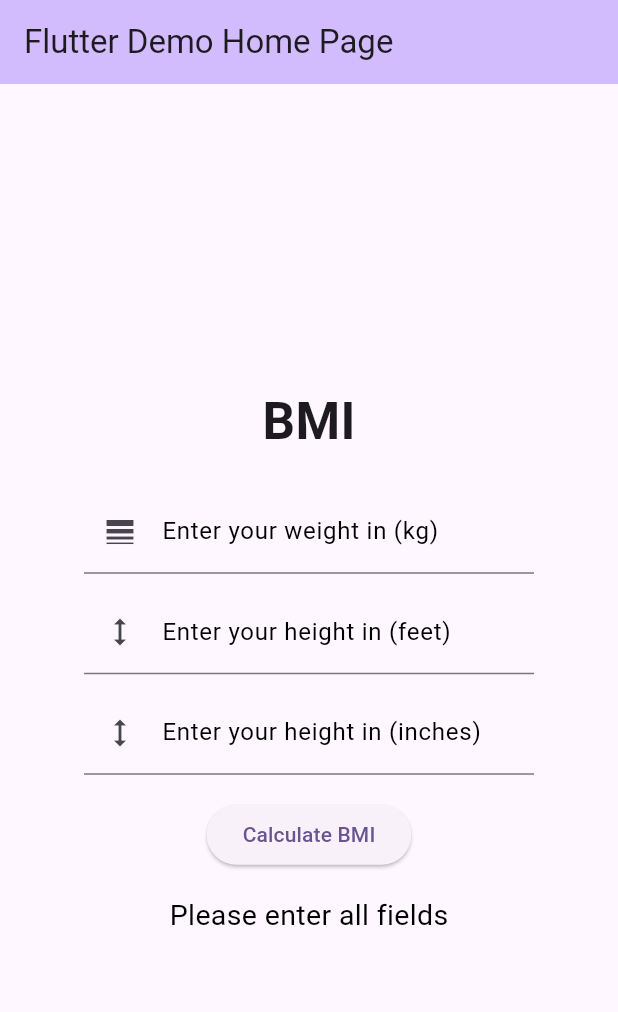
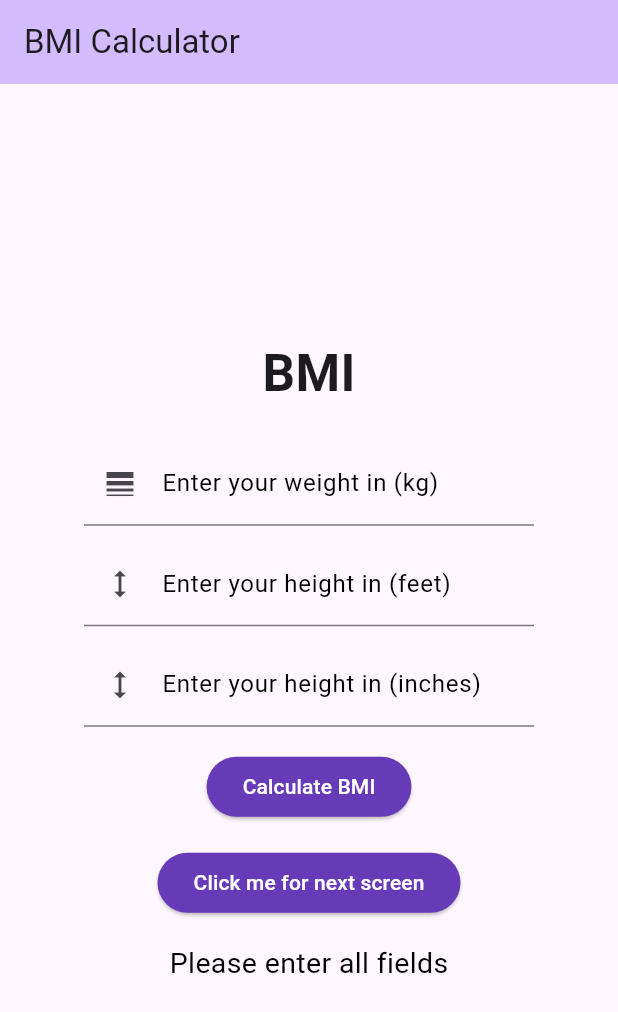
Before and after one commit to apurva-1899/bmi_flutter_project, a Flutter app: the screen it shows after launch, after a tap on "Calculate BMI", on a phone screen of 412 x 824 dp. Shown: the top 1012 px of the screen. Run offline on Flutter 3.47's test engine with Material 3 defaults, Android fonts, the phone set to English and light mode, and no system bars.

Commit message:
Added Splash Screen with Third Screen

```diff
--- a/lib/main.dart
+++ b/lib/main.dart
@@ -1,3 +1,5 @@
+import 'package:bmi_flutter_project/splash_screen.dart';
+import 'package:bmi_flutter_project/third_screen.dart';
 import 'package:flutter/material.dart';
 
 void main() {
@@ -16,7 +18,7 @@ class MyApp extends StatelessWidget {
       theme: ThemeData(
         colorScheme: ColorScheme.fromSeed(seedColor: Colors.deepPurple),
       ),
-      home: const MyHomePage(title: 'Flutter Demo Home Page'),
+      home: SplashScreen(),
     );
   }
 }
@@ -31,7 +33,6 @@ class MyHomePage extends StatefulWidget {
 }
 
 class _MyHomePageState extends State<MyHomePage> {
-
   var wtController = TextEditingController();
   var ftController = TextEditingController();
   var inController = TextEditingController();
@@ -47,68 +48,70 @@ class _MyHomePageState extends State<MyHomePage> {
       body: Container(
         color: bgColor,
         child: Center(
-          child: Container(
+          child: SizedBox(
             width: 300,
 
             child: Column(
               mainAxisAlignment: MainAxisAlignment.center,
               children: [
-                Text("BMI", style: TextStyle(
-                  fontSize: 34,
-                  fontWeight: FontWeight.bold,
-                ),),
+                Text(
+                  "BMI",
+                  style: TextStyle(fontSize: 34, fontWeight: FontWeight.bold),
+                ),
 
-              SizedBox(height: 21,),
+                SizedBox(height: 21),
 
                 TextField(
                   controller: wtController,
                   decoration: InputDecoration(
-                  label: Text("Enter your weight in (kg)",
-                  style: TextStyle(
-                  color: Colors.black,
-                  fontSize: 16,),),
+                    label: Text(
+                      "Enter your weight in (kg)",
+                      style: TextStyle(color: Colors.black, fontSize: 16),
+                    ),
                     prefixIcon: Icon(Icons.line_weight),
                   ),
                   keyboardType: TextInputType.number,
                 ),
 
-              SizedBox(height: 11,),
+                SizedBox(height: 11),
 
                 TextField(
                   controller: ftController,
                   decoration: InputDecoration(
-                  label: Text("Enter your height in (feet)",
-                  style: TextStyle(
-                  color: Colors.black,
-                  fontSize: 16,),),
+                    label: Text(
+                      "Enter your height in (feet)",
+                      style: TextStyle(color: Colors.black, fontSize: 16),
+                    ),
                     prefixIcon: Icon(Icons.height),
                   ),
                   keyboardType: TextInputType.number,
                 ),
 
-              SizedBox(height: 11,),
+                SizedBox(height: 11),
 
                 TextField(
                   controller: inController,
                   decoration: InputDecoration(
-                  label: Text("Enter your height in (inches)",
-                  style: TextStyle(
-                  color: Colors.black,
-                  fontSize: 16,),),
+                    label: Text(
+                      "Enter your height in (inches)",
+                      style: TextStyle(color: Colors.black, fontSize: 16),
+                    ),
                     prefixIcon: Icon(Icons.height),
                   ),
                   keyboardType: TextInputType.number,
                 ),
 
-               SizedBox(height: 16,),
+                SizedBox(height: 16),
 
-              ElevatedButton(onPressed: (){
-
+                ElevatedButton(
+                  onPressed: () {
                     var weight = wtController.text.toString();
                     var feet = ftController.text.toString();
                     var inches = inController.text.toString();
 
-                if(!weight.isEmpty && !feet.isEmpty && !inches.isEmpty){
+                    if (weight.isNotEmpty &&
+                        feet.isNotEmpty &&
+                        inches.isNotEmpty) {
                       var iWt = int.parse(weight);
                       var iFt = int.parse(feet);
                       var iIn = int.parse(inches);
@@ -118,40 +121,59 @@ class _MyHomePageState extends State<MyHomePage> {
                       var tm = tcm / 100; // converting cm to m
                       var bmi = iWt / (tm * tm);
                       var msg = "";
-                  if(bmi < 18){
+                      if (bmi < 18) {
                         msg = "You are underweight";
                         bgColor = Colors.orange;
-                  }
-                  else if(bmi > 25){
+                      } else if (bmi > 25) {
                         msg = "You are overweight";
                         bgColor = Colors.red;
-                  }
-                  else{
+                      } else {
                         msg = "You are healthy";
                         bgColor = Colors.lightGreen;
                       }
                       setState(() {
-                    result = "${msg} \n Your BMI is ${bmi.toStringAsFixed(2)}";
+                        result = "$msg \nYour BMI is ${bmi.toStringAsFixed(2)}";
                       });
-                }
-                else{
+                    } else {
                       setState(() {
                         result = "Please enter all fields";
                       });
                     }
-              }, child: Text("Calculate BMI")),
+                  },
+                  style: ElevatedButton.styleFrom(
+                    backgroundColor: Colors.deepPurple,
+                    foregroundColor: Colors.white,
+                  ),
+                  child: Text("Calculate BMI"),
+                ),
 
-              SizedBox(height: 16,),
+                SizedBox(height: 16),
 
-               Text(result, style: TextStyle(
-                    color: Colors.black,
-                    fontSize: 19,
-                  ),),
-              ],),
+                ElevatedButton(
+                  onPressed: () {
+                    Navigator.push(
+                      context,
+                      MaterialPageRoute(builder: (context) => ThirdScreen()),
+                    );
+                  },
+                  style: ElevatedButton.styleFrom(
+                    backgroundColor: Colors.deepPurple,
+                    foregroundColor: Colors.white,
+                  ),
+                  child: Text("Click me for next screen"),
+                ),
+
+                SizedBox(height: 16),
+
+                Text(
+                  result,
+                  style: TextStyle(color: Colors.black, fontSize: 19),
+                ),
+              ],
             ),
           ),
         ),
-
+      ),
     );
   }
 }
--- /dev/null
+++ b/lib/splash_screen.dart
@@ -0,0 +1,46 @@
+import 'dart:async';
+
+import 'package:bmi_flutter_project/main.dart';
+import 'package:flutter/material.dart';
+
+class SplashScreen extends StatefulWidget {
+  const SplashScreen({super.key});
+
+  @override
+  State<SplashScreen> createState() => _SplashScreenState();
+}
+
+class _SplashScreenState extends State<SplashScreen> {
+  @override
+  void initState() {
+    // TODO: implement initState
+    super.initState();
+    Timer(Duration(seconds: 5), () {
+      Navigator.pushReplacement(
+        context,
+        MaterialPageRoute(
+          builder: (context) => MyHomePage(title: 'BMI Calculator'),
+        ),
+      );
+    });
+  }
+
+  @override
+  Widget build(BuildContext context) {
+    return Scaffold(
+      body: Container(
+        color: Colors.deepPurple,
+        child: Center(
+          child: Text(
+            'CoreIndex',
+            style: TextStyle(
+              fontSize: 24,
+              fontWeight: FontWeight.bold,
+              color: Colors.white,
+            ),
+          ),
+        ),
+      ),
+    );
+  }
+}
```
Also changed, not shown: lib/third_screen.dart (added, +35 -0 lines). Lines whose indentation alone changed are shown as unchanged.
